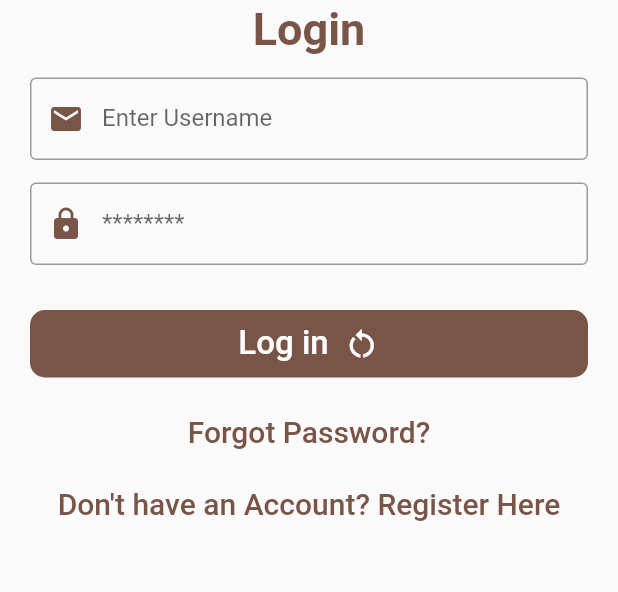
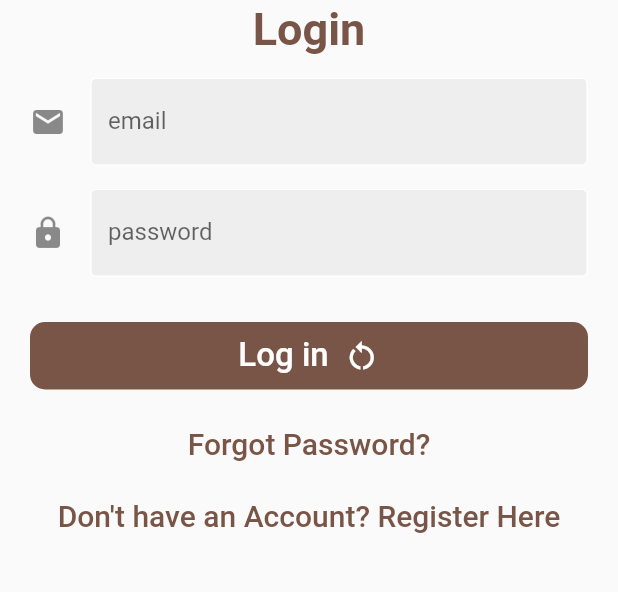
Before and after one commit to SarthakPaneru/StyleSlate-Customer, a Flutter app: the screen it shows after launch, after a tap on the "arrow forward" icon, on a phone screen of 412 x 824 dp, the part 344-936 px from its top. Run offline on Flutter 3.47's test engine with Material 2 defaults, Android fonts, the light colour scheme and no system bars; our stand-ins replace flutter_svg, google_nav_bar.

Commit message:
validation added in login

```diff
--- a/lib/core/auth/login.dart
+++ b/lib/core/auth/login.dart
@@ -6,10 +6,65 @@ import 'package:hamro_barber_mobile/widgets/colors.dart';
 import 'package:hamro_barber_mobile/widgets/homepage.dart';
 import 'package:hamro_barber_mobile/widgets/textfield.dart';
 
-class Login extends StatelessWidget {
+class Login extends StatefulWidget {
   const Login({super.key});
 
   @override
+  State<Login> createState() => _LoginState();
+}
+
+class _LoginState extends State<Login> {
+  TextEditingController _emailController = TextEditingController();
+  TextEditingController _passwordComtroller = TextEditingController();
+
+  @override
+  void dispose() {
+    _emailController.dispose();
+    _passwordComtroller.dispose();
+    super.dispose();
+  }
+
+  void _login() {
+    String email = _emailController.text;
+    String password = _passwordComtroller.text;
+
+    if (email.isEmpty || password.isEmpty) {
+      print('$email');
+
+
+      showDialog(
+        context: context,
+        builder: (BuildContext context) {
+          return AlertDialog(
+            title: Text('Error'),
+            content: Text('Please fill in all fields.'),
+            actions: <Widget>[
+              TextButton(
+                child: Text('OK'),
+                onPressed: () {
+                  Navigator.of(context).pop();
+                },
+              ),
+            ],
+          );
+        },
+      );
+
+      return;
+    } else {
+      {
+        Navigator.of(context).push(
+          MaterialPageRoute(
+            builder: (BuildContext context) {
+              return const Homepage();
+            },
+          ),
+        );
+      }
+      ;
+    }
+  }
+
   Widget build(BuildContext context) {
     return MaterialApp(
       debugShowCheckedModeBanner: false,
@@ -44,30 +99,48 @@ class Login extends StatelessWidget {
                     ),
                   ),
                   const SizedBox(height: 15),
-                  const InputField(
-                      hinttext: 'Enter Username',
-                      obscuretext: false,
-                      icon: Icons.mail),
+                  TextField(
+                    controller: _emailController,
+                    obscureText: false,
+                    decoration: InputDecoration(
+                      enabledBorder: const OutlineInputBorder(
+                        borderSide: BorderSide(color: Colors.white),
+                      ),
+                      focusedBorder: OutlineInputBorder(
+                        borderSide: BorderSide(color: Colors.grey.shade400),
+                      ),
+                      fillColor: Colors.grey.shade200,
+                      filled: true,
+                      hintStyle: TextStyle(color: Colors.grey[500]),
+                      labelText: 'email',
+                      icon: const Icon(Icons.mail),
+                    ),
+                  ),
                   const SizedBox(height: 15),
-                  const InputField(
-                      hinttext: '********',
-                      obscuretext: true,
-                      icon: Icons.lock),
+                  TextField(
+                    controller: _passwordComtroller,
+                    obscureText: true,
+                    decoration: InputDecoration(
+                      enabledBorder: const OutlineInputBorder(
+                        borderSide: BorderSide(color: Colors.white),
+                      ),
+                      focusedBorder: OutlineInputBorder(
+                        borderSide: BorderSide(color: Colors.grey.shade400),
+                      ),
+                      fillColor: Colors.grey.shade200,
+                      filled: true,
+                      hintStyle: TextStyle(color: Colors.grey[500]),
+                      labelText: 'password',
+                      icon: const Icon(Icons.lock),
+                    ),
+                  ),
                   const SizedBox(height: 15),
                   const SizedBox(height: 15),
                   SizedBox(
                     height: 45,
                     width: double.infinity,
                     child: ElevatedButton(
-                      onPressed: () {
-                        Navigator.of(context).push(
-                          MaterialPageRoute(
-                            builder: (BuildContext context) {
-                              return const Homepage();
-                            },
-                          ),
-                        );
-                      },
+                      onPressed: _login,
                       style: ElevatedButton.styleFrom(
                           shape: RoundedRectangleBorder(
                             borderRadius: BorderRadius.circular(10),
```
